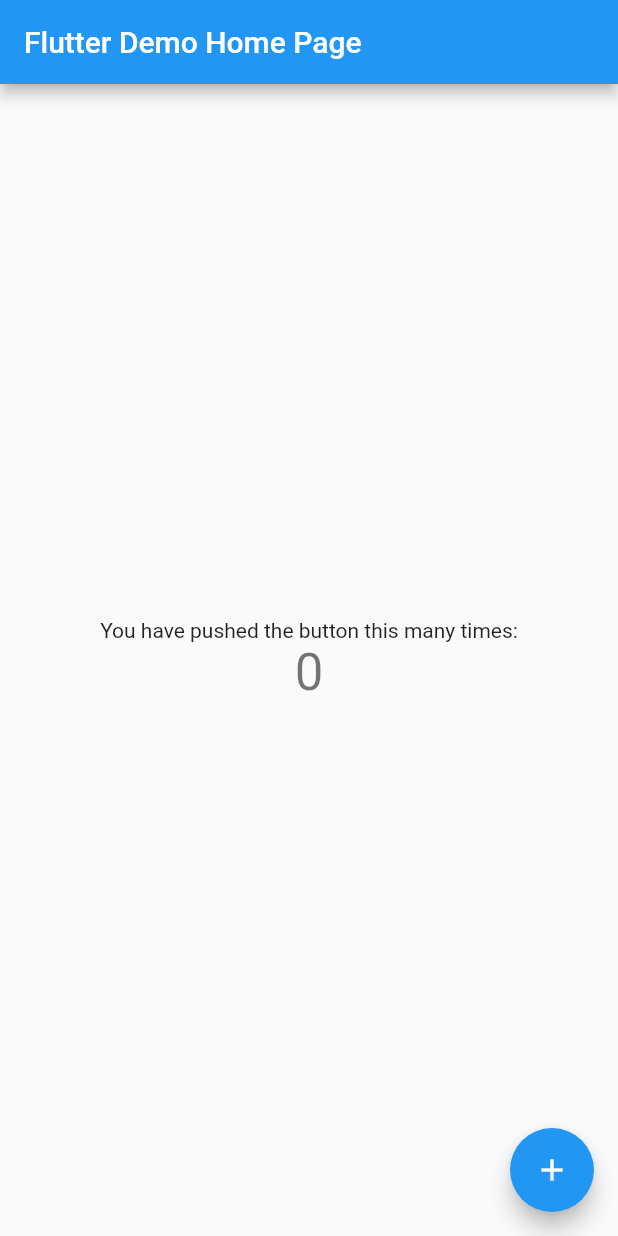
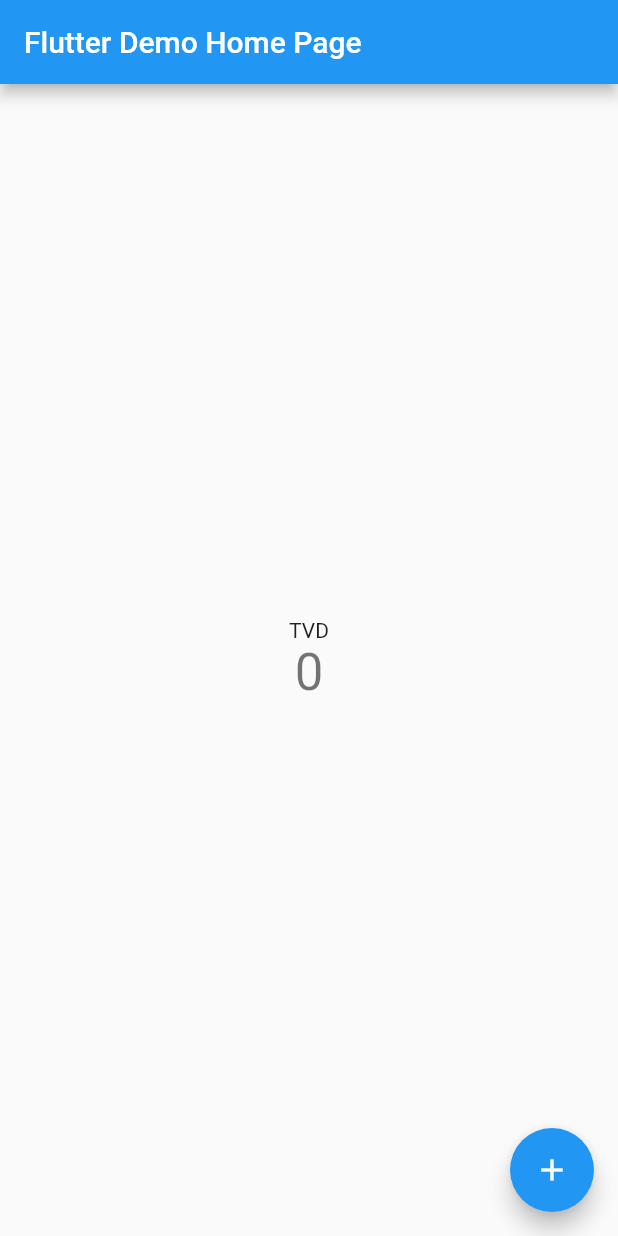
Before and after one commit to TVD98/funny_math_game, a Flutter app: the screen it shows after launch, on a phone screen of 412 x 824 dp. Run offline on Flutter 3.47's test engine with Material 2 defaults, Android fonts, the phone set to English and light mode, and no system bars.

Commit message:
change center text

```diff
--- a/lib/main.dart
+++ b/lib/main.dart
@@ -96,7 +96,7 @@ class _MyHomePageState extends State<MyHomePage> {
           mainAxisAlignment: MainAxisAlignment.center,
           children: <Widget>[
             const Text(
-              'You have pushed the button this many times:',
+              'TVD',
             ),
             Text(
               '$_counter',
```
